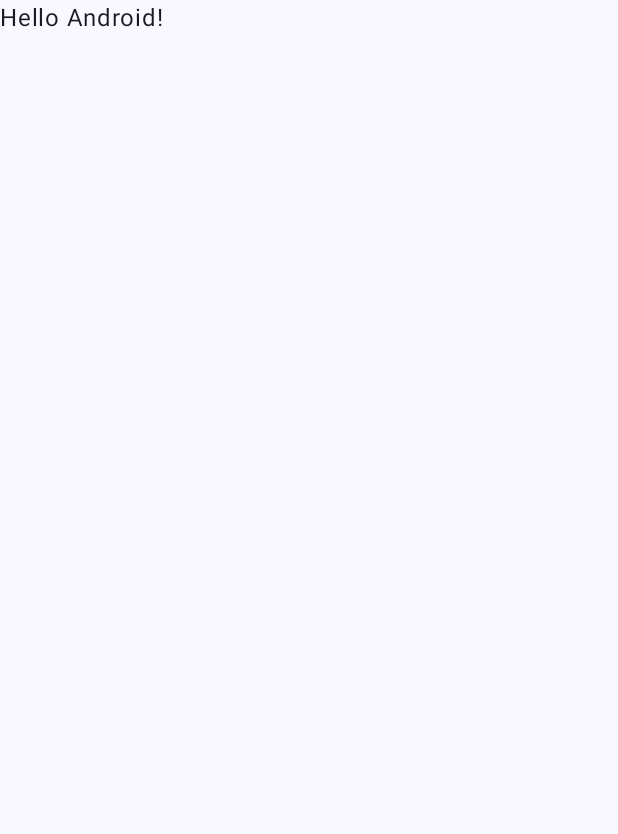
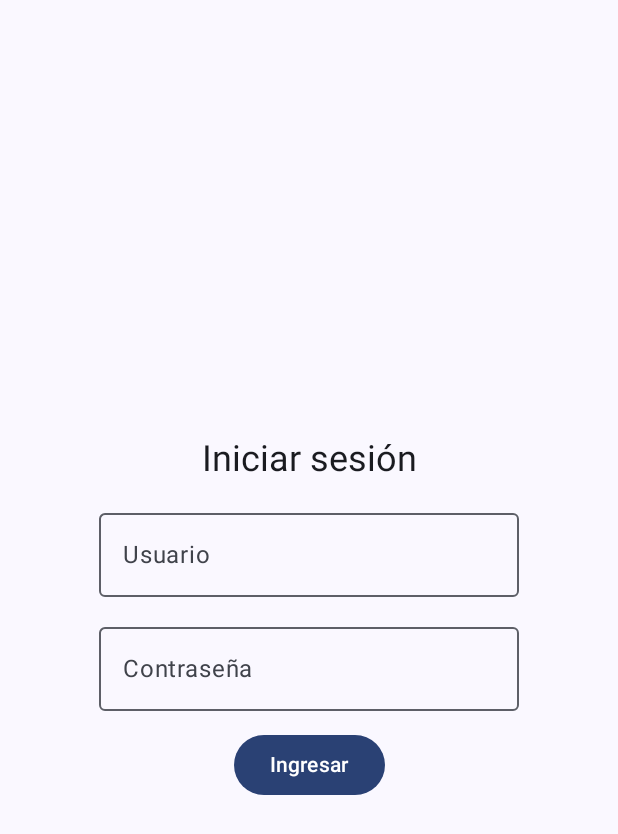
Before and after one commit to euc-duoc/duoc-movil1-PMY2201, an Android app built with Jetpack Compose: the screen it shows after launch (MainActivity), on a phone screen of 412 x 824 dp. Before the commit the part shown is almost empty. Shown: the top 834 px of the screen. Run offline under Robolectric (Android 15) with nearby library versions, the phone set to English and light mode, and no system bars.

Commit message:
Ejemplo login simple - 2

```diff
--- a/ejemplo-login-simple/app/src/main/java/com/example/loginsimple/MainActivity.kt
+++ b/ejemplo-login-simple/app/src/main/java/com/example/loginsimple/MainActivity.kt
@@ -7,11 +7,13 @@ import androidx.activity.enableEdgeToEdge
 import androidx.compose.foundation.layout.fillMaxSize
 import androidx.compose.foundation.layout.padding
 import androidx.compose.material3.Scaffold
-import androidx.compose.material3.Text
+import com.example.loginsimple.ui.theme.LoginSimpleTheme
 import androidx.compose.runtime.Composable
+import androidx.compose.runtime.getValue
+import androidx.compose.runtime.mutableStateOf
+import androidx.compose.runtime.remember
+import androidx.compose.runtime.setValue
 import androidx.compose.ui.Modifier
-import androidx.compose.ui.tooling.preview.Preview
-import com.example.loginsimple.ui.theme.LoginSimpleTheme
 
 class MainActivity : ComponentActivity() {
     override fun onCreate(savedInstanceState: Bundle?) {
@@ -20,10 +22,7 @@ class MainActivity : ComponentActivity() {
         setContent {
             LoginSimpleTheme {
                 Scaffold(modifier = Modifier.fillMaxSize()) { innerPadding ->
-                    Greeting(
-                        name = "Android",
-                        modifier = Modifier.padding(innerPadding)
-                    )
+                    AppLogin(modifier = Modifier.padding(innerPadding))
                 }
             }
         }
@@ -31,17 +30,28 @@ class MainActivity : ComponentActivity() {
 }
 
 @Composable
-fun Greeting(name: String, modifier: Modifier = Modifier) {
-    Text(
-        text = "Hello $name!",
-        modifier = modifier
-    )
-}
+fun AppLogin(modifier: Modifier = Modifier) {
+    val validador = remember { ValidadorLogin() }
+    var usuarioActivo by remember { mutableStateOf<String?>(null) }
+    var totalIngresos by remember { mutableStateOf(0) }
 
-@Preview(showBackground = true)
-@Composable
-fun GreetingPreview() {
-    LoginSimpleTheme {
-        Greeting("Android")
+    val usuario = usuarioActivo
+
+    if (usuario == null) {
+        PantallaLogin(
+            validar = validador::validar,
+            alIngresar = { nombre ->
+                totalIngresos++
+                usuarioActivo = nombre
+            },
+            modifier = modifier
+        )
+    } else {
+        PantallaBienvenida(
+            usuario = usuario,
+            totalIngresos = totalIngresos,
+            alVolver = { usuarioActivo = null },
+            modifier = modifier
+        )
     }
 }
--- a/ejemplo-login-simple/app/src/main/java/com/example/loginsimple/PantallaLogin.kt
+++ b/ejemplo-login-simple/app/src/main/java/com/example/loginsimple/PantallaLogin.kt
@@ -1,4 +1,80 @@
 package com.example.loginsimple
 
-class PantallaLogin {
+import androidx.compose.foundation.layout.Arrangement
+import androidx.compose.foundation.layout.Column
+import androidx.compose.foundation.layout.fillMaxSize
+import androidx.compose.foundation.layout.padding
+import androidx.compose.material3.Button
+import androidx.compose.material3.MaterialTheme
+import androidx.compose.material3.OutlinedTextField
+import androidx.compose.material3.Text
+import androidx.compose.runtime.Composable
+import androidx.compose.runtime.getValue
+import androidx.compose.runtime.mutableStateOf
+import androidx.compose.runtime.remember
+import androidx.compose.runtime.setValue
+import androidx.compose.ui.Alignment
+import androidx.compose.ui.Modifier
+import androidx.compose.ui.text.input.PasswordVisualTransformation
+import androidx.compose.ui.unit.dp
+
+@Composable
+fun PantallaLogin(
+    validar: (String, String) -> Boolean,
+    alIngresar: (String) -> Unit,
+    modifier: Modifier = Modifier
+) {
+    var usuario by remember { mutableStateOf("") }
+    var contrasena by remember { mutableStateOf("") }
+    var mensajeError by remember { mutableStateOf<String?>(null) }
+
+    Column(
+        modifier = modifier.fillMaxSize().padding(24.dp),
+        verticalArrangement = Arrangement.spacedBy(12.dp, Alignment.CenterVertically),
+        horizontalAlignment = Alignment.CenterHorizontally
+    ) {
+        Text("Iniciar sesión", style = MaterialTheme.typography.headlineSmall)
+
+        OutlinedTextField(
+            value = usuario,
+            onValueChange = {
+                usuario = it
+                mensajeError = null
+            },
+            label = { Text("Usuario") },
+            singleLine = true
+        )
+
+        OutlinedTextField(
+            value = contrasena,
+            onValueChange = {
+                contrasena = it
+                mensajeError = null
+            },
+            label = { Text("Contraseña") },
+            singleLine = true,
+            visualTransformation = PasswordVisualTransformation()
+        )
+
+        mensajeError?.let { mensaje ->
+            Text(mensaje, color = MaterialTheme.colorScheme.error)
+        }
+
+        Button(onClick = {
+            val nombreUsuario = usuario.trim()
+
+            when {
+                nombreUsuario.isBlank() || contrasena.isBlank() ->
+                    mensajeError = "Completa ambos campos."
+
+                validar(nombreUsuario, contrasena) ->
+                    alIngresar(nombreUsuario)
+
+                else ->
+                    mensajeError = "Usuario o contraseña incorrectos."
+            }
+        }) {
+            Text("Ingresar")
+        }
+    }
 }
--- a/ejemplo-login-simple/app/src/main/java/com/example/loginsimple/ValidadorLogin.kt
+++ b/ejemplo-login-simple/app/src/main/java/com/example/loginsimple/ValidadorLogin.kt
@@ -1,4 +1,14 @@
 package com.example.loginsimple
 
 class ValidadorLogin {
+    private val usuarios = mapOf(
+        "ana" to "1234",
+        "pedro" to "5678",
+        "camila" to "9012"
+    )
+
+    fun validar(nombreUsuario: String, contrasena: String): Boolean {
+        val contrasenaRegistrada = usuarios[nombreUsuario]
+        return contrasenaRegistrada == contrasena
+    }
 }
```
Also changed, not shown: ejemplo-login-simple/app/src/main/java/com/example/loginsimple/PantallaBienvenida.kt (+33 -0 lines), 1 other file.
